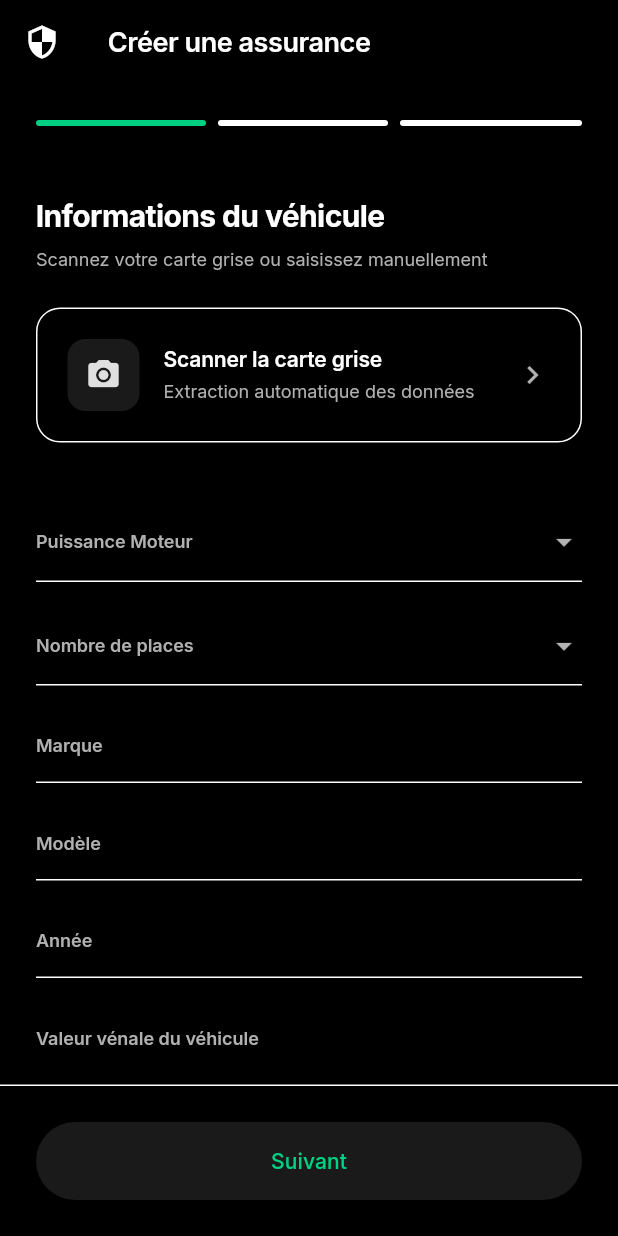
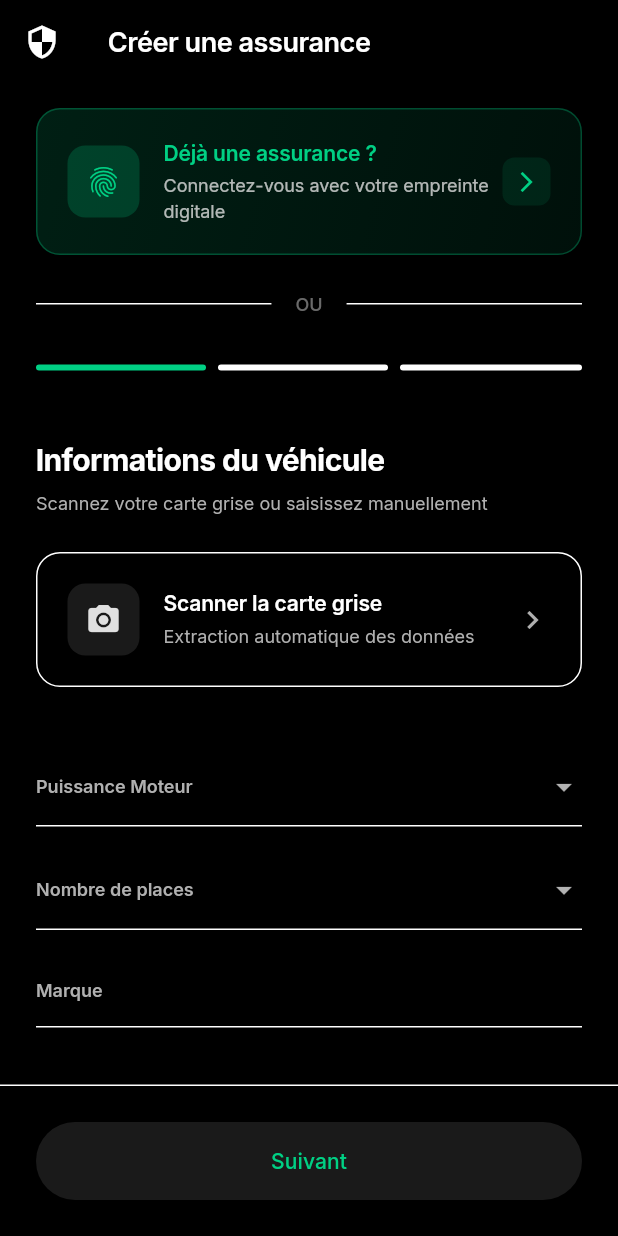
Before and after one commit to Smart-Accident-Report/costa, a Flutter app: the CreateInsuranceScreen screen opened by its route, on a phone screen of 412 x 824 dp. Run offline on Flutter 3.47's test engine with Material 3 defaults, Android fonts, the phone set to English and light mode, and no system bars; our stand-ins replace bloc, camera, connectivity_plus, dartz, equatable, flutter_bloc and 6 more; accounts and stored records are empty; project files that could hold a hidden picture were left out.

Commit message:
option to login

```diff
--- a/apps/client/assurance_mobile/lib/features/create_insurance/presentation/screen/create_insurance_screen.dart
+++ b/apps/client/assurance_mobile/lib/features/create_insurance/presentation/screen/create_insurance_screen.dart
@@ -122,6 +122,97 @@
     _valeurVenaleController.dispose();
     _wilayaController.dispose();
     super.dispose();
+  }
+
+  Widget _buildAlreadyHaveInsuranceCard() {
+    return Container(
+      margin: const EdgeInsets.symmetric(horizontal: 24, vertical: 16),
+      child: Material(
+        color: Colors.transparent,
+        child: InkWell(
+          onTap: () {
+            Navigator.of(context).pushNamed('/login_with_finger_print');
+          },
+          borderRadius: BorderRadius.circular(16),
+          child: Container(
+            padding: const EdgeInsets.all(20),
+            decoration: BoxDecoration(
+              borderRadius: BorderRadius.circular(16),
+              gradient: LinearGradient(
+                begin: Alignment.topLeft,
+                end: Alignment.bottomRight,
+                colors: [
+                  Theme.of(context).colorScheme.primary.withOpacity(0.15),
+                  Theme.of(context).colorScheme.primary.withOpacity(0.08),
+                ],
+              ),
+              border: Border.all(
+                color: Theme.of(context).colorScheme.primary.withOpacity(0.3),
+                width: 1,
+              ),
+            ),
+            child: Row(
+              children: [
+                Container(
+                  width: 48,
+                  height: 48,
+                  decoration: BoxDecoration(
+                    color:
+                        Theme.of(context).colorScheme.primary.withOpacity(0.2),
+                    borderRadius: BorderRadius.circular(12),
+                  ),
+                  child: Icon(
+                    Icons.fingerprint,
+                    color: Theme.of(context).colorScheme.primary,
+                    size: 24,
+                  ),
+                ),
+                const SizedBox(width: 16),
+                Expanded(
+                  child: Column(
+                    crossAxisAlignment: CrossAxisAlignment.start,
+                    children: [
+                      Text(
+                        'Déjà une assurance ?',
+                        style:
+                            Theme.of(context).textTheme.titleMedium?.copyWith(
+                                  fontWeight: FontWeight.w600,
+                                  color: Theme.of(context).colorScheme.primary,
+                                ),
+                      ),
+                      const SizedBox(height: 4),
+                      Text(
+                        'Connectez-vous avec votre empreinte digitale',
+                        style: Theme.of(context).textTheme.bodySmall?.copyWith(
+                              color: Theme.of(context)
+                                  .textTheme
+                                  .bodyMedium
+                                  ?.color
+                                  ?.withOpacity(0.8),
+                            ),
+                      ),
+                    ],
+                  ),
+                ),
+                Container(
+                  padding: const EdgeInsets.all(8),
+                  decoration: BoxDecoration(
+                    color:
+                        Theme.of(context).colorScheme.primary.withOpacity(0.1),
+                    borderRadius: BorderRadius.circular(8),
+                  ),
+                  child: Icon(
+                    Icons.arrow_forward_ios,
+                    color: Theme.of(context).colorScheme.primary,
+                    size: 16,
+                  ),
+                ),
+              ],
+            ),
+          ),
+        ),
+      ),
+    );
   }
 
   void _nextStep() {
@@ -1284,6 +1375,40 @@
       body: SafeArea(
         child: Column(
           children: [
+            _buildAlreadyHaveInsuranceCard(),
+            Container(
+              margin: const EdgeInsets.symmetric(horizontal: 24, vertical: 8),
+              child: Row(
+                children: [
+                  Expanded(
+                    child: Container(
+                      height: 1,
+                      color: Theme.of(context).dividerColor,
+                    ),
+                  ),
+                  Padding(
+                    padding: const EdgeInsets.symmetric(horizontal: 16),
+                    child: Text(
+                      'OU',
+                      style: Theme.of(context).textTheme.bodySmall?.copyWith(
+                            color: Theme.of(context)
+                                .textTheme
+                                .bodySmall
+                                ?.color
+                                ?.withOpacity(0.6),
+                            fontWeight: FontWeight.w500,
+                          ),
+                    ),
+                  ),
+                  Expanded(
+                    child: Container(
+                      height: 1,
+                      color: Theme.of(context).dividerColor,
+                    ),
+                  ),
+                ],
+              ),
+            ),
             _buildStepIndicator(),
             Expanded(
               child: PageView(
```
